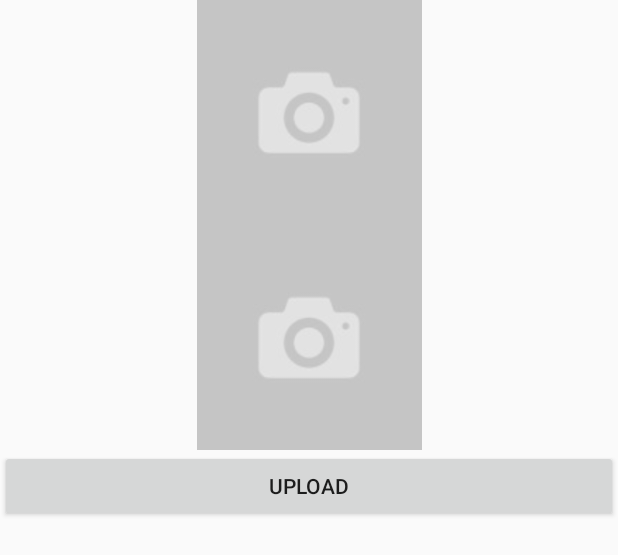
After one commit to darylk31/van_volunteers, an Android app: the layout activity_verification_upload.xml on its own in the app's theme, with its tools: preview values and no code run, on a phone screen of 412 x 824 dp. The commit adds this screen. Shown: the top 555 px of the screen. Run offline under Robolectric (Android 15) with nearby library versions, the phone set to English and light mode, and no system bars.

Commit message:
VerificationActivity created and functional
verification activity takes 2 images from the users gallery of their choice and uploads it to the documentation > their_user_id > image_1/2 for support team to manually verify that they are indeed real organization.

```diff
--- a/app/build.gradle
+++ b/app/build.gradle
@@ -55,6 +55,7 @@ apply plugin: 'com.google.gms.google-services'
 
 
 
+
 configurations.all {
     resolutionStrategy.eachDependency { DependencyResolveDetails details ->
         def requested = details.requested
--- a/app/src/main/res/layout/activity_home.xml
+++ b/app/src/main/res/layout/activity_home.xml
@@ -62,6 +62,11 @@
             android:layout_toLeftOf="@+id/b_search"
             android:layout_toStartOf="@+id/b_search"
             android:hint="Search by keyword..." />
+        <Button
+            android:id="@+id/testupload"
+            android:layout_width="wrap_content"
+            android:layout_height="wrap_content"
+            android:layout_alignParentBottom="true"/>
     </RelativeLayout>
 
     <android.support.design.widget.FloatingActionButton
--- /dev/null
+++ b/app/src/main/res/layout/activity_verification_upload.xml
@@ -0,0 +1,30 @@
+<?xml version="1.0" encoding="utf-8"?>
+<RelativeLayout
+    xmlns:android="http://schemas.android.com/apk/res/android"
+    xmlns:app="http://schemas.android.com/apk/res-auto"
+    xmlns:tools="http://schemas.android.com/tools"
+    android:layout_width="match_parent"
+    android:layout_height="match_parent"
+    tools:context="cs.ubc.ca.van_volunteers.VerificationUpload">
+
+
+    <ImageView
+        android:id="@+id/ivDocument1"
+        android:src="@drawable/emptyphoto"
+        android:layout_width="match_parent"
+        android:layout_height="150dp"/>
+
+    <ImageView
+        android:id="@+id/ivDocument2"
+        android:layout_below="@+id/ivDocument1"
+        android:src="@drawable/emptyphoto"
+        android:layout_width="match_parent"
+        android:layout_height="150dp"/>
+
+    <Button
+        android:id="@+id/uploadButton"
+        android:layout_width="match_parent"
+        android:layout_height="wrap_content"
+        android:layout_below="@+id/ivDocument2"
+        android:text="@string/upload"/>
+</RelativeLayout>
--- a/app/src/main/res/values/strings.xml
+++ b/app/src/main/res/values/strings.xml
@@ -27,4 +27,5 @@
 
     <!-- TODO: Remove or change this placeholder text -->
     <string name="hello_blank_fragment">Hello blank fragment</string>
+    <string name="upload">Upload</string>
 </resources>
```
Also changed, not shown: app/src/main/AndroidManifest.xml (+24 -20 lines), app/src/main/java/cs/ubc/ca/van_volunteers/HomeActivity.java (+12 -1 lines), app/src/main/java/cs/ubc/ca/van_volunteers/ResultsActivity.java (+0 -14 lines), app/src/main/java/cs/ubc/ca/van_volunteers/VerificationUpload.java (added, +183 -0 lines), app/src/main/res/drawable/emptyphoto.jpg (added).
